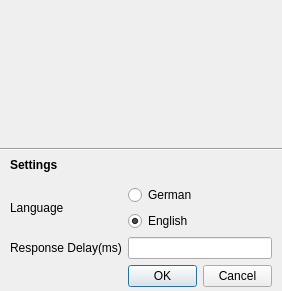
Old version of the form settings.ui in the repository spaceh0rse/qt_cpp.
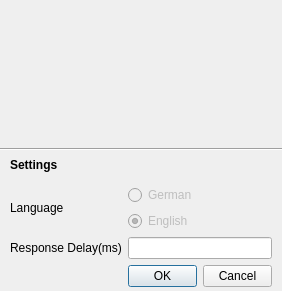
New version of the form.

```diff
--- a/settings.ui
+++ b/settings.ui
@@ -27,6 +27,9 @@
      <layout class="QGridLayout" name="gridLayout">
       <item row="1" column="0">
        <widget class="QRadioButton" name="radioButton_2">
+        <property name="enabled">
+         <bool>false</bool>
+        </property>
         <property name="text">
          <string>English</string>
         </property>
@@ -40,6 +43,9 @@
       </item>
       <item row="0" column="0">
        <widget class="QRadioButton" name="radioButton">
+        <property name="enabled">
+         <bool>false</bool>
+        </property>
         <property name="text">
          <string>German</string>
         </property>
```
